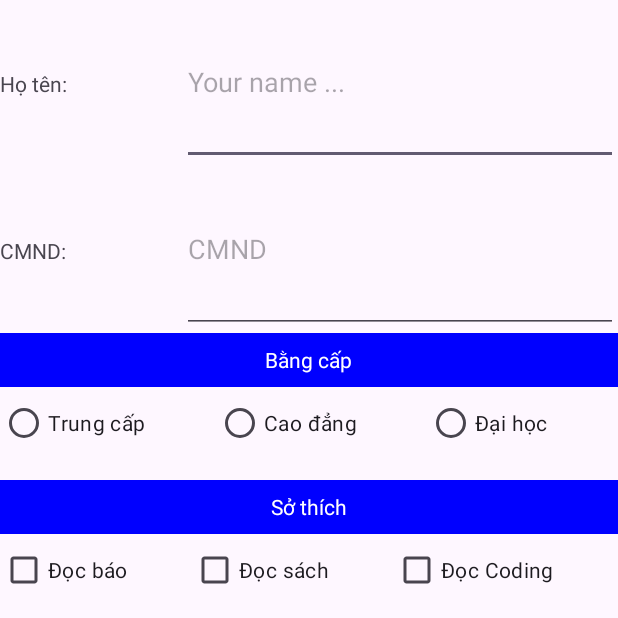
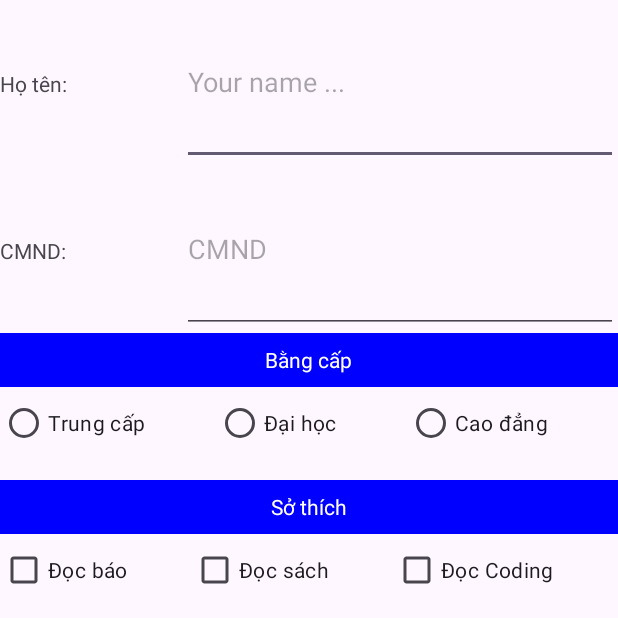
Before and after one commit to hadeszhanggg/Android_BTTH, an Android app: the BTVN_Bai6 screen opened directly, with no data from a screen before it, on a phone screen of 412 x 824 dp, the top half of it. Run offline under Robolectric (Android 15) with nearby library versions, the phone set to English and light mode, and no system bars.

Commit message:
Update Lab02

```diff
--- a/Lab02/app/src/main/AndroidManifest.xml
+++ b/Lab02/app/src/main/AndroidManifest.xml
@@ -12,6 +12,9 @@
         android:supportsRtl="true"
         android:theme="@style/Theme.Lab02"
         tools:targetApi="31">
+        <activity
+            android:name=".Bai07"
+            android:exported="false" />
         <activity
             android:name=".Bai06_HienThi"
             android:exported="false" />
--- a/Lab02/app/src/main/java/com/example/lab02/BTVN_Bai6.java
+++ b/Lab02/app/src/main/java/com/example/lab02/BTVN_Bai6.java
@@ -2,13 +2,66 @@ package com.example.lab02;
 
 import androidx.appcompat.app.AppCompatActivity;
 
+import android.content.Intent;
+import android.content.SharedPreferences;
 import android.os.Bundle;
+import android.view.View;
+import android.widget.Button;
+import android.widget.CheckBox;
+import android.widget.EditText;
+import android.widget.RadioButton;
+import android.widget.RadioGroup;
+import android.widget.Toast;
+import android.widget.CompoundButton;
 
 public class BTVN_Bai6 extends AppCompatActivity {
-
+    EditText edtName, edtCMND;
+    RadioButton rdBtnTC, rdBtnCD, rdBtnDH;
+    CheckBox cbBao, cbSach, cbCode;
     @Override
     protected void onCreate(Bundle savedInstanceState) {
         super.onCreate(savedInstanceState);
         setContentView(R.layout.activity_btvn_bai6);
+        edtName=findViewById(R.id.edtName);
+        edtCMND=findViewById(R.id.edtCMND);
+        rdBtnCD=findViewById(R.id.rdBtnCD);
+        rdBtnDH=findViewById(R.id.rdBtnDH);
+        rdBtnTC=findViewById(R.id.rdBtnTC);
+        cbBao=findViewById(R.id.cbBao);
+        cbCode=findViewById(R.id.cbCode);
+        cbSach=findViewById(R.id.cbSach);
+        // Thiết lập sự kiện cho RadioButton
+        RadioGroup radioGroup = findViewById(R.id.rdBtnGroup);
+        radioGroup.setOnCheckedChangeListener(new RadioGroup.OnCheckedChangeListener() {
+            @Override
+            public void onCheckedChanged(RadioGroup group, int checkedId) {
+                // Xử lý sự kiện khi RadioButton được chọn
+                if (checkedId == R.id.rdBtnCD) {
+                    rdBtnDH.setChecked(false);
+                    rdBtnTC.setChecked(false);
+                } else if (checkedId == R.id.rdBtnDH) {
+                    rdBtnCD.setChecked(false);
+                    rdBtnTC.setChecked(false);
+                } else if (checkedId == R.id.rdBtnTC) {
+                    rdBtnCD.setChecked(false);
+                    rdBtnDH.setChecked(false);
+                }
+            }
+        });
+
+        // Thiết lập sự kiện cho CheckBox
+        cbBao.setOnCheckedChangeListener(new CompoundButton.OnCheckedChangeListener() {
+            @Override
+            public void onCheckedChanged(CompoundButton buttonView, boolean isChecked) {
+                // Xử lý sự kiện khi CheckBox thay đổi trạng thái
+                if (isChecked) {
+                    // CheckBox được chọn
+                    Toast.makeText(BTVN_Bai6.this, "Bạn chọn Báo", Toast.LENGTH_SHORT).show();
+                } else {
+                    // CheckBox không được chọn
+                    Toast.makeText(BTVN_Bai6.this, "Bạn bỏ chọn Báo", Toast.LENGTH_SHORT).show();
+                }
+            }
+        });
     }
 }
--- a/Lab02/app/src/main/java/com/example/lab02/dangKy.java
+++ b/Lab02/app/src/main/java/com/example/lab02/dangKy.java
@@ -52,12 +52,7 @@ public class dangKy<string> extends AppCompatActivity {
     @Override
     protected void onPause() {
         super.onPause();
-        SharedPreferences shareData = getPreferences(MODE_PRIVATE);
-        SharedPreferences.Editor editor = shareData.edit();
         String username = edtName.getText().toString();
         String password = edtPass.getText().toString();
-        editor.putString("name", username);
-        editor.putString("pass", password);
-        editor.commit();
     }
 }
--- a/Lab02/app/src/main/res/layout/activity_btvn_bai6.xml
+++ b/Lab02/app/src/main/res/layout/activity_btvn_bai6.xml
@@ -20,7 +20,7 @@
             android:text="Họ tên:" />
 
         <EditText
-            android:id="@+id/edtNam"
+            android:id="@+id/edtName"
             android:layout_width="wrap_content"
             android:layout_height="match_parent"
             android:layout_weight="1"
@@ -71,6 +71,13 @@
         android:layout_height="62dp"
         android:orientation="horizontal">
 
+        <RadioGroup
+            android:id="@+id/rdBtnGroup"
+            android:layout_width="match_parent"
+            android:layout_height="match_parent"
+            android:layout_weight="1"
+            android:orientation="horizontal">
+
             <RadioButton
                 android:id="@+id/rdBtnTC"
                 android:layout_width="wrap_content"
@@ -79,18 +86,19 @@
                 android:text="Trung cấp" />
 
             <RadioButton
+                android:id="@+id/rdBtnDH"
+                android:layout_width="wrap_content"
+                android:layout_height="wrap_content"
+                android:layout_weight="1"
+                android:text="Đại học" />
+
+            <RadioButton
                 android:id="@+id/rdBtnCD"
                 android:layout_width="wrap_content"
                 android:layout_height="wrap_content"
                 android:layout_weight="1"
                 android:text="Cao đẳng" />
-
-        <RadioButton
-            android:id="@+id/rdBtnDH"
-            android:layout_width="wrap_content"
-            android:layout_height="wrap_content"
-            android:layout_weight="1"
-            android:text="Đại học" />
+        </RadioGroup>
     </LinearLayout>
 
     <LinearLayout
```
Also changed, not shown: Lab02/app/src/main/java/com/example/lab02/Bai07.java (added, +107 -0 lines), Lab02/app/src/main/res/layout/activity_bai06_hien_thi.xml (+16 -9 lines), Lab02/app/src/main/res/layout/activity_bai07.xml (added, +95 -0 lines). Lines whose indentation alone changed are shown as unchanged.
